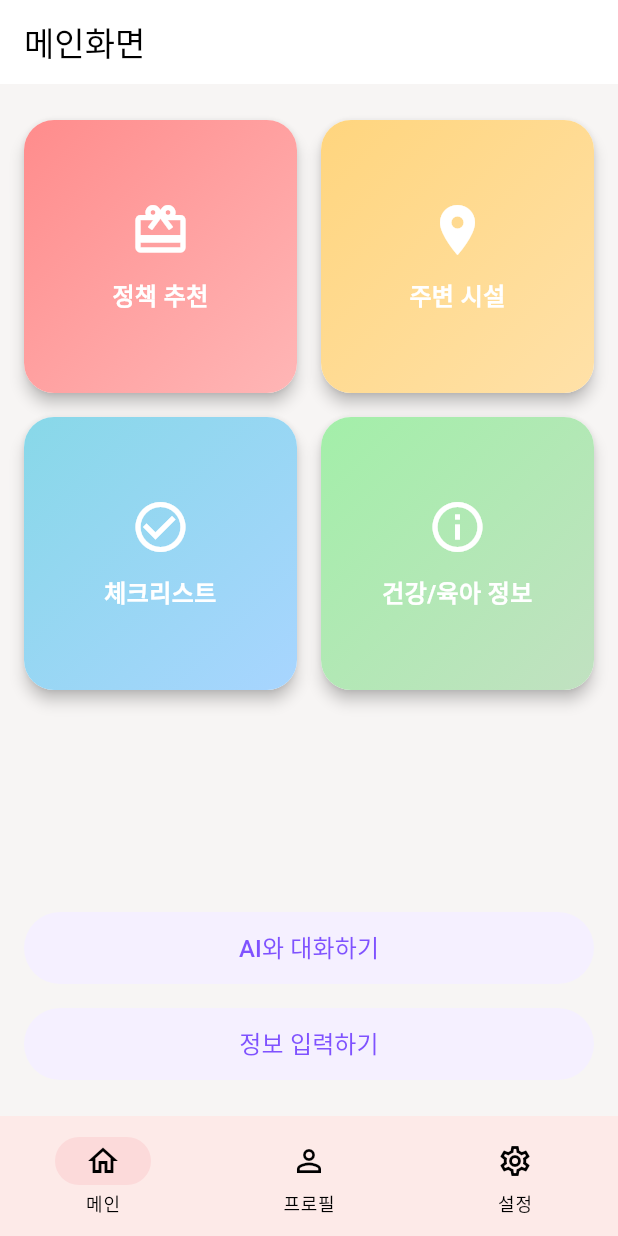
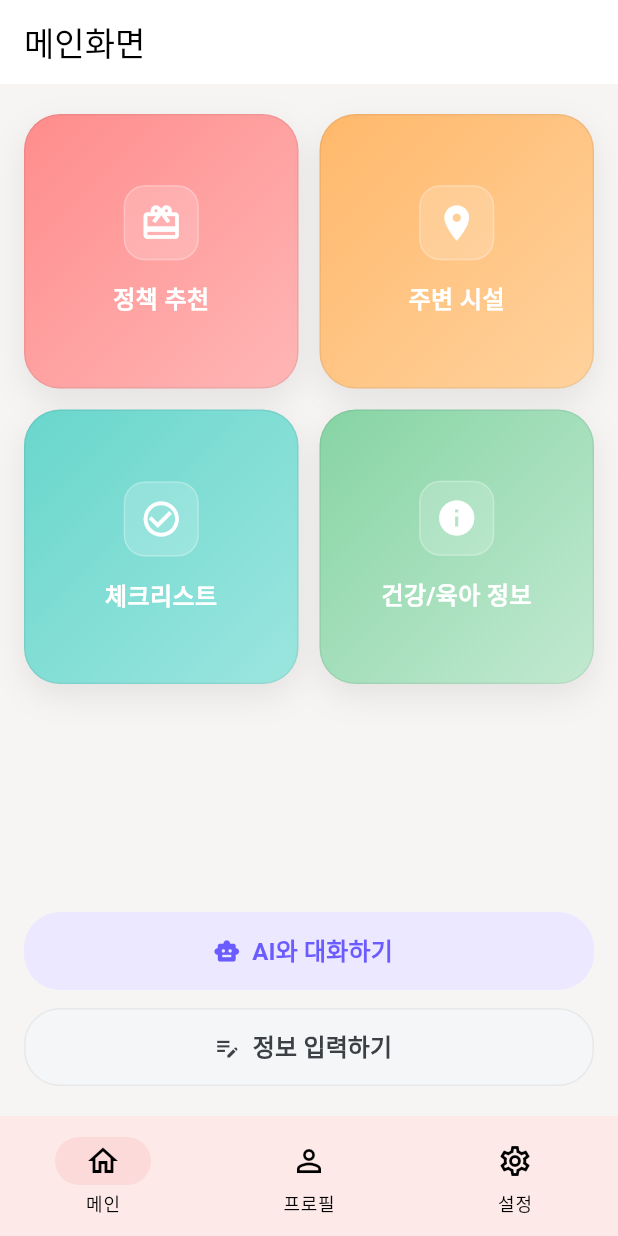
Before and after one commit to KimDaegun00/capstone01, a Flutter app: the screen it shows after launch, on a phone screen of 412 x 824 dp. Run offline on Flutter 3.47's test engine with Material 3 defaults, Android fonts, the phone set to English and light mode, and no system bars; our stand-ins replace flutter_dotenv, shared_preferences, supabase_flutter, webview_flutter; accounts and stored records are empty.

Commit message:
메인화면 디자인 수정

```diff
--- a/lib/detail_screens/checklist_screen.dart
+++ b/lib/detail_screens/checklist_screen.dart
@@ -270,7 +270,8 @@ class _WeekSectionTile extends StatelessWidget {
   Widget build(BuildContext context) {
     final cs = Theme.of(context).colorScheme;
 
-    final bg = data.isCurrent ? cs.secondaryContainer.withOpacity(0.32) : cs.surface;
+    final bg =
+    data.isCurrent ? cs.secondaryContainer.withOpacity(0.32) : cs.surface;
     final borderColor =
     Theme.of(context).dividerColor.withOpacity(data.isCurrent ? 0.0 : 0.6);
 
@@ -338,7 +339,8 @@ class _WeekSectionTile extends StatelessWidget {
                   width: 12,
                   height: 12,
                   decoration: BoxDecoration(
-                    color: data.isCurrent ? timelineActive : timelineInactive,
+                    color:
+                    data.isCurrent ? timelineActive : timelineInactive,
                     shape: BoxShape.circle,
                   ),
                 ),
@@ -368,7 +370,8 @@ class _WeekSectionTile extends StatelessWidget {
               children: [
                 // 날짜 범위 + 진행률 (오버플로우 방지 버전)
                 Padding(
-                  padding: const EdgeInsets.symmetric(horizontal: 14, vertical: 2),
+                  padding:
+                  const EdgeInsets.symmetric(horizontal: 14, vertical: 2),
                   child: Column(
                     children: [
                       Row(
@@ -379,7 +382,8 @@ class _WeekSectionTile extends StatelessWidget {
                             color: cs.onSurface.withOpacity(0.6),
                           ),
                           const SizedBox(width: 8),
-                          Expanded( // 텍스트가 길어도 말줄임으로 처리
+                          Expanded(
+                            // 텍스트가 길어도 말줄임으로 처리
                             child: Text(
                               data.range,
                               maxLines: 1,
@@ -420,8 +424,10 @@ class _WeekSectionTile extends StatelessWidget {
                         child: LinearProgressIndicator(
                           value: progress,
                           minHeight: 6,
-                          backgroundColor: cs.onSurface.withOpacity(0.08),
-                          valueColor: AlwaysStoppedAnimation<Color>(cs.primary),
+                          backgroundColor:
+                          cs.onSurface.withOpacity(0.08),
+                          valueColor:
+                          AlwaysStoppedAnimation<Color>(cs.primary),
                         ),
                       ),
                     ],
@@ -488,7 +494,8 @@ class _CheckRow extends StatelessWidget {
             duration: const Duration(milliseconds: 180),
             scale: done ? 1.0 : 0.9,
             child: Icon(
-              done ? Icons.check_circle_rounded : Icons.radio_button_unchecked,
+              // ⬇️ 원형 → 정사각형 체크박스
+              done ? Icons.check_box : Icons.check_box_outline_blank,
               color: done ? cs.primary : cs.onSurface.withOpacity(0.35),
             ),
           ),
@@ -503,8 +510,8 @@ class _CheckRow extends StatelessWidget {
               decorationColor: cs.onSurface.withOpacity(0.35),
             ),
           ),
-          trailing:
-          Icon(Icons.chevron_right, color: cs.onSurface.withOpacity(0.5)),
+          trailing: Icon(Icons.chevron_right,
+              color: cs.onSurface.withOpacity(0.5)),
         ),
       ),
     );
--- a/lib/nav_screens/main_screen.dart
+++ b/lib/nav_screens/main_screen.dart
@@ -1,3 +1,4 @@
+// lib/nav_screens/main_screen.dart
 import 'package:flutter/material.dart';
 import 'package:capstone/main.dart'; // tr(), langNotifier
 import 'package:capstone/nav_screens/ai_screen.dart';
@@ -26,9 +27,9 @@ class _MainScreenState extends State<MainScreen> {
   Widget _getBody() {
     switch (_selectedIndex) {
       case 1:
-        return ProfileScreen();          // ⬅ const 제거
+        return ProfileScreen();
       case 2:
-        return SettingsScreen();         // ⬅ const 제거
+        return SettingsScreen();
       default:
         return MainGridMenu(
           currentWeek: currentWeek,
@@ -43,16 +44,18 @@ class _MainScreenState extends State<MainScreen> {
 
   @override
   Widget build(BuildContext context) {
+    final cs = Theme.of(context).colorScheme;
+
     return Scaffold(
       appBar: _selectedIndex == 0
           ? AppBar(
         title: Text(tr('메인화면', 'Home')),
         elevation: 0,
-        backgroundColor: Theme.of(context).colorScheme.surface,
-        foregroundColor: Theme.of(context).colorScheme.onSurface,
+        backgroundColor: cs.surface,
+        foregroundColor: cs.onSurface,
       )
           : null,
-      backgroundColor: Theme.of(context).colorScheme.background,
+      backgroundColor: cs.background,
       body: _getBody(),
       bottomNavigationBar: BottomNavBar(
         selectedIndex: _selectedIndex,
@@ -77,38 +80,47 @@ class MainGridMenu extends StatelessWidget {
   List<MenuItem> _getMenuItems(BuildContext context) {
     final isDark = Theme.of(context).brightness == Brightness.dark;
 
+    // 정책 추천: 원래 쓰던 연분홍/코랄 계열로 복구
+    final policy = isDark
+        ? const [Color(0xFFB04040), Color(0xFF802020)]
+        : const [Color(0xFFFF8C8C), Color(0xFFFFB6B6)];
+
+    // 나머지는 톤온톤 트렌디 팔레트 유지
+    final nearby = isDark
+        ? const [Color(0xFFB1722E), Color(0xFFD09456)]
+        : const [Color(0xFFFFB86B), Color(0xFFFFD29D)];
+    final checklist = isDark
+        ? const [Color(0xFF2F8F8A), Color(0xFF4FB3AB)]
+        : const [Color(0xFF69D6CC), Color(0xFF9BE6DF)];
+    final health = isDark
+        ? const [Color(0xFF2C6E49), Color(0xFF3E8B61)]
+        : const [Color(0xFF86D4A4), Color(0xFFC2E9D1)];
+
     return [
+      // ⚠️ 순서 그대로 유지
       MenuItem(
         title: tr('정책 추천', 'Benefits'),
         icon: Icons.card_giftcard,
-        gradient: isDark
-            ? [const Color(0xFFB04040), const Color(0xFF802020)]
-            : [const Color(0xFFFF8C8C), const Color(0xFFFFB6B6)],
-        screen: PolicyRecommendationPage(),         // ⬅ const 제거
+        gradient: policy,
+        screen: PolicyRecommendationPage(),
       ),
       MenuItem(
         title: tr('주변 시설', 'Nearby'),
         icon: Icons.place,
-        gradient: isDark
-            ? [const Color(0xFFB28F3D), const Color(0xFF806E2A)]
-            : [const Color(0xFFFFD57E), const Color(0xFFFFE1A8)],
-        screen: NearbyScreen(),          // ⬅ const 제거
+        gradient: nearby,
+        screen: NearbyScreen(),
       ),
       MenuItem(
         title: tr('체크리스트', 'Checklist'),
-        icon: Icons.check_circle_outline,
-        gradient: isDark
-            ? [const Color(0xFF4C7F8F), const Color(0xFF3A5D6B)]
-            : [const Color(0xFF88D8E8), const Color(0xFFA8D5FF)],
-        screen: ChecklistScreen(),       // ⬅ const 제거
+        icon: Icons.check_circle_outline, // 메인 아이콘은 원형 유지
+        gradient: checklist,
+        screen: ChecklistScreen(),
       ),
       MenuItem(
         title: tr('건강/육아 정보', 'Custom Info'),
-        icon: Icons.info_outline,
-        gradient: isDark
-            ? [const Color(0xFF5A8B63), const Color(0xFF3B5C39)]
-            : [const Color(0xFFA3EFA9), const Color(0xFFC1E1C1)],
-        screen: HealthInfoList(),            // ⬅ const 제거
+        icon: Icons.info,
+        gradient: health,
+        screen: HealthInfoList(),
       ),
     ];
   }
@@ -117,56 +129,76 @@ class MainGridMenu extends StatelessWidget {
   Widget build(BuildContext context) {
     final items = _getMenuItems(context);
     final isDark = Theme.of(context).brightness == Brightness.dark;
-    final primary = Theme.of(context).colorScheme.primary;
+    final cs = Theme.of(context).colorScheme;
 
-    const lightBg = Color(0xFFF5F0FF);
-    const lightFg = Color(0xFF7F52FF);
+    // 버튼 톤
+    final primaryBg = isDark ? cs.primary : const Color(0xFFECE8FF);
+    final primaryFg = isDark ? Colors.white : const Color(0xFF6B5CFF);
+    final secondaryBg = isDark ? cs.surfaceVariant : const Color(0xFFF4F6F8);
+    final secondaryFg = isDark ? cs.onSurface : const Color(0xFF3C3F44);
+    final secondaryBorder =
+    isDark ? Colors.white.withOpacity(.08) : Colors.black.withOpacity(.06);
 
     return Padding(
-      padding: const EdgeInsets.symmetric(horizontal: 16, vertical: 24),
+      padding: const EdgeInsets.symmetric(horizontal: 16, vertical: 20),
       child: Column(
         children: [
-          /* ===== 그리드 메뉴 ===== */
+          /* ===== 2×2 그리드 메뉴 (순서 동일) ===== */
           Expanded(
             child: GridView.count(
               crossAxisCount: 2,
-              crossAxisSpacing: 16,
-              mainAxisSpacing: 16,
+              crossAxisSpacing: 14,
+              mainAxisSpacing: 14,
               childAspectRatio: 1,
               children:
               items.map((item) => _buildGridItem(item, context)).toList(),
             ),
           ),
 
-          /* ===== 임신일 수 표시 ===== */
+          /* ===== 임신일 수 표시(칩) ===== */
           if (currentWeek != null && currentWeek! > 0) ...[
-            const SizedBox(height: 12),
-            Text(
-              '${currentWeek}일',
-              style: TextStyle(
-                fontSize: 16,
-                fontWeight: FontWeight.bold,
-                color: Theme.of(context).colorScheme.onBackground,
+            const SizedBox(height: 8),
+            Container(
+              padding: const EdgeInsets.symmetric(horizontal: 12, vertical: 8),
+              decoration: BoxDecoration(
+                color: cs.primary.withOpacity(0.08),
+                borderRadius: BorderRadius.circular(999),
+                border: Border.all(
+                  color: isDark
+                      ? Colors.white.withOpacity(.10)
+                      : Colors.black.withOpacity(.05),
+                ),
+              ),
+              child: Text(
+                '${currentWeek}일',
+                style: TextStyle(
+                  fontSize: 13,
+                  fontWeight: FontWeight.w700,
+                  color: cs.primary,
+                ),
               ),
             ),
           ],
 
-          const SizedBox(height: 16),
+          const SizedBox(height: 14),
 
-          /* ===== AI와 대화하기 버튼 ===== */
+          /* ===== AI와 대화하기 (Primary Tonal) ===== */
           SizedBox(
             width: double.infinity,
-            height: 48,
-            child: ElevatedButton(
+            height: 52,
+            child: ElevatedButton.icon(
+              icon: const Icon(Icons.smart_toy),
               onPressed: () => Navigator.push(
                 context,
-                MaterialPageRoute(builder: (_) => AiScreen()), // ⬅ const 제거
+                MaterialPageRoute(builder: (_) => AiScreen()),
               ),
-              child: Text(tr('AI와 대화하기', 'Chat with AI'),
-                  style: const TextStyle(fontSize: 16)),
+              label: Text(
+                tr('AI와 대화하기', 'Chat with AI'),
+                style: const TextStyle(fontSize: 16, fontWeight: FontWeight.w700),
+              ),
               style: ElevatedButton.styleFrom(
-                backgroundColor: isDark ? primary : lightBg,
-                foregroundColor: isDark ? Colors.white : lightFg,
+                backgroundColor: primaryBg,
+                foregroundColor: primaryFg,
                 elevation: 0,
                 shape: RoundedRectangleBorder(
                   borderRadius: BorderRadius.circular(24),
@@ -175,31 +207,34 @@ class MainGridMenu extends StatelessWidget {
             ),
           ),
 
-          const SizedBox(height: 16),
+          const SizedBox(height: 12),
 
-          /* ===== 정보 입력하기 버튼 ===== */
+          /* ===== 정보 입력하기 (Tonal/Outline) ===== */
           SizedBox(
             width: double.infinity,
-            height: 48,
-            child: ElevatedButton(
+            height: 52,
+            child: ElevatedButton.icon(
+              icon: const Icon(Icons.edit_note),
               onPressed: () async {
                 final result = await Navigator.push<Map<String, dynamic>>(
                   context,
-                  MaterialPageRoute(
-                      builder: (_) => InfoInputMainScreen()), // ⬅ const 제거
+                  MaterialPageRoute(builder: (_) => InfoInputMainScreen()),
                 );
                 if (result != null && onWeekUpdated != null) {
                   onWeekUpdated!(result['dayCount'] as int);
                 }
               },
-              child: Text(tr('정보 입력하기', 'Input Info'),
-                  style: const TextStyle(fontSize: 16)),
+              label: Text(
+                tr('정보 입력하기', 'Input Info'),
+                style: const TextStyle(fontSize: 16, fontWeight: FontWeight.w700),
+              ),
               style: ElevatedButton.styleFrom(
-                backgroundColor: isDark ? primary : lightBg,
-                foregroundColor: isDark ? Colors.white : lightFg,
+                backgroundColor: secondaryBg,
+                foregroundColor: secondaryFg,
                 elevation: 0,
                 shape: RoundedRectangleBorder(
                   borderRadius: BorderRadius.circular(24),
+                  side: BorderSide(color: secondaryBorder, width: 1),
                 ),
               ),
             ),
@@ -211,13 +246,23 @@ class MainGridMenu extends StatelessWidget {
 
   /* ───────────────────── MenuItem 카드 ───────────────────── */
   Widget _buildGridItem(MenuItem item, BuildContext context) {
+    final isDark = Theme.of(context).brightness == Brightness.dark;
+
+    // 카드 스타일: 그라데이션 + 얇은 보더 + 소프트 섀도우 + 아이콘 캡슐
+    final borderColor =
+    isDark ? Colors.white.withOpacity(.10) : Colors.black.withOpacity(.06);
+    final shadowColor =
+    isDark ? Colors.black.withOpacity(.35) : Colors.black.withOpacity(.08);
+
     return Material(
-      elevation: 4,
-      borderRadius: BorderRadius.circular(20),
+      color: Colors.transparent,
+      borderRadius: BorderRadius.circular(24),
       child: InkWell(
-        borderRadius: BorderRadius.circular(20),
-        onTap: () =>
-            Navigator.push(context, MaterialPageRoute(builder: (_) => item.screen)),
+        borderRadius: BorderRadius.circular(24),
+        onTap: () => Navigator.push(
+          context,
+          MaterialPageRoute(builder: (_) => item.screen),
+        ),
         splashColor: Colors.white24,
         child: Container(
           decoration: BoxDecoration(
@@ -226,20 +271,44 @@ class MainGridMenu extends StatelessWidget {
               begin: Alignment.topLeft,
               end: Alignment.bottomRight,
             ),
-            borderRadius: BorderRadius.circular(20),
+            borderRadius: BorderRadius.circular(24),
+            border: Border.all(color: borderColor, width: 1),
+            boxShadow: [
+              BoxShadow(
+                color: shadowColor,
+                blurRadius: 18,
+                spreadRadius: 0,
+                offset: const Offset(0, 8),
+              ),
+            ],
           ),
-          padding: const EdgeInsets.all(16),
+          padding: const EdgeInsets.all(18),
           child: Column(
             mainAxisAlignment: MainAxisAlignment.center,
             children: [
-              Icon(item.icon, size: 40, color: Colors.white),
-              const SizedBox(height: 12),
+              // 아이콘 캡슐
+              Container(
+                width: 50,
+                height: 50,
+                decoration: BoxDecoration(
+                  color: Colors.white.withOpacity(0.18),
+                  borderRadius: BorderRadius.circular(14),
+                  border: Border.all(
+                    color: Colors.white.withOpacity(0.25),
+                    width: 1,
+                  ),
+                ),
+                child: Icon(item.icon, size: 28, color: Colors.white),
+              ),
+              const SizedBox(height: 14),
               Text(
                 item.title,
                 textAlign: TextAlign.center,
+                maxLines: 1,
+                overflow: TextOverflow.ellipsis,
                 style: const TextStyle(
                   fontSize: 16,
-                  fontWeight: FontWeight.w600,
+                  fontWeight: FontWeight.w700,
                   color: Colors.white,
                 ),
               ),
```
